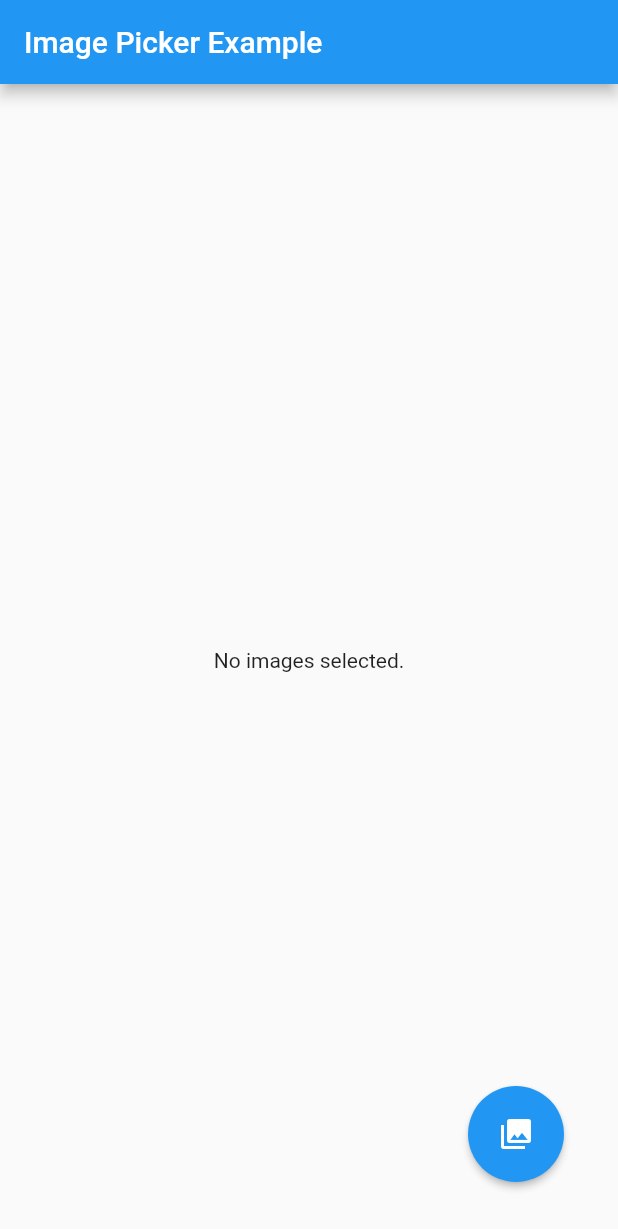
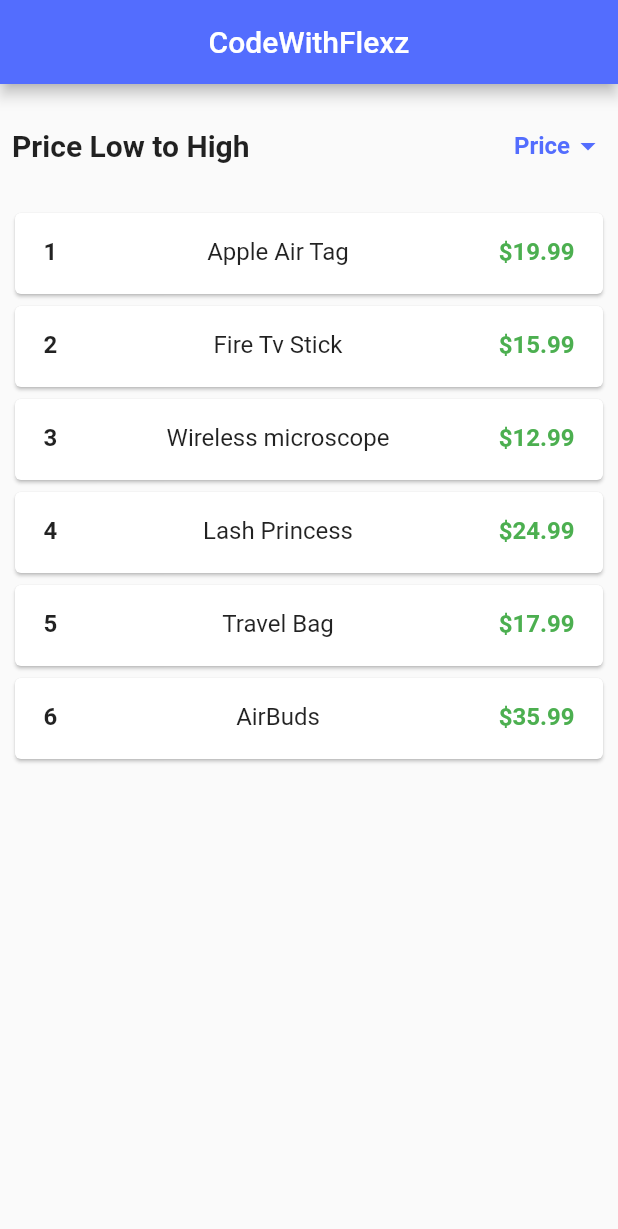
Before and after one commit to funky-dev99/slide-animation, a Flutter app: the screen it shows after launch, on a phone screen of 412 x 824 dp. Shown: the top 1229 px of the screen. Run offline on Flutter 3.47's test engine with Material 2 defaults, Android fonts, the phone set to English and light mode, and no system bars.

Commit message:
Update main.dart

```diff
--- a/slide_animation/lib/main.dart
+++ b/slide_animation/lib/main.dart
@@ -1,98 +1,150 @@
-import 'dart:io';
-import 'package:flutter/foundation.dart';
 import 'package:flutter/material.dart';
-import 'package:image_picker/image_picker.dart';
 
-void main() {
-  runApp(const MyApp());
-}
+//
+// Created by CodeWithFlexZ
+// Tutorials on my YouTube
+//
+//! Instagram
+//! @CodeWithFlexZ
+//
+//? GitHub
+//? AmirBayat0
+//
+//* YouTube
+//* Programming with FlexZ
+//
+
+void main() => runApp(const MyApp());
 
 class MyApp extends StatelessWidget {
-  const MyApp({Key? key}) : super(key: key);
+  const MyApp({super.key});
 
   @override
   Widget build(BuildContext context) {
-    return MaterialApp(
-      title: 'Image Picker Demo',
-      theme: ThemeData(
-        primarySwatch: Colors.blue,
-      ),
-      home: const MyHomePage(title: 'Image Picker Example'),
+    return const MaterialApp(
+      debugShowCheckedModeBanner: false,
+      home: FinalView(),
     );
   }
 }
 
-class MyHomePage extends StatefulWidget {
-  const MyHomePage({Key? key, required this.title}) : super(key: key);
-  final String title;
+class FinalView extends StatefulWidget {
+  const FinalView({super.key});
 
   @override
-  State<MyHomePage> createState() => _MyHomePageState();
+  State<FinalView> createState() => _FinalViewState();
 }
 
-class _MyHomePageState extends State<MyHomePage> {
-  List<XFile>? _imageFileList;
+class _FinalViewState extends State<FinalView> {
+  bool _sortAscending = true;
 
-  void _pickImages() async {
-    try {
-      final List<XFile>? selectedImages = await ImagePicker().pickMultiImage(
-        maxWidth: 500,
-        maxHeight: 500,
-      );
-      if (selectedImages!.isNotEmpty) {
-        setState(() {
-          _imageFileList = selectedImages;
-        });
-      }
-    } catch (e) {
-      // Handle any errors
-    }
-  }
+  final List<Map<String, dynamic>> _products = [
+    {'id': 1, 'name': 'Apple Air Tag', 'price': 19.99},
+    {'id': 2, 'name': 'Fire Tv Stick', 'price': 15.99},
+    {'id': 3, 'name': 'Wireless microscope', 'price': 12.99},
+    {'id': 4, 'name': 'Lash Princess', 'price': 24.99},
+    {'id': 5, 'name': 'Travel Bag', 'price': 17.99},
+    {'id': 6, 'name': 'AirBuds', 'price': 35.99},
+  ];
 
-  Widget _buildImagePreview() {
-    if (_imageFileList != null) {
-      return ListView.builder(
-        scrollDirection: Axis.horizontal,
-        itemCount: _imageFileList!.length,
-        itemBuilder: (context, index) {
-          if (kIsWeb) {
-            return Image.network(_imageFileList![index].path);
-          } else {
-            return Image.file(File(_imageFileList![index].path));
-          }
-        },
-      );
-    } else {
-      return const Text("No images selected.");
-    }
+  void _sortProducts(bool ascending) {
+    setState(() {
+      _sortAscending = ascending;
+      _products.sort((a, b) => ascending
+          ? a['price'].compareTo(b['price'])
+          : b['price'].compareTo(a['price']));
+    });
   }
 
   @override
   Widget build(BuildContext context) {
     return Scaffold(
       appBar: AppBar(
-        title: Text(widget.title),
+        centerTitle: true,
+        backgroundColor: Colors.indigoAccent,
+        title: const Text('CodeWithFlexz'),
       ),
-      body: Center(
-        child: Padding(
-          padding: const EdgeInsets.all(8.0),
-          child: _buildImagePreview(),
-        ),
-      ),
-      floatingActionButtonLocation: FloatingActionButtonLocation.endFloat, // Optional, if you want to keep the button at the bottom right
-      floatingActionButton: Stack(
+      body: Column(
         children: [
-          Positioned(
-            bottom: 20,
-            right: 20,
-            child: ElevatedButton(
-              onPressed: _pickImages,
-              style: ElevatedButton.styleFrom(
-                shape: CircleBorder(),
-                padding: EdgeInsets.all(20), // Button size
-                primary: Theme.of(context).floatingActionButtonTheme.backgroundColor, // Button color
-              ),
-              child: Icon(Icons.photo_library),
+          Container(
+            padding: const EdgeInsets.symmetric(vertical: 29, horizontal: 8),
+            child: Row(
+              mainAxisAlignment: MainAxisAlignment.spaceBetween,
+              children: [
+                Text(
+                  _sortAscending ? 'Price Low to High' : 'Price High to Low',
+                  style: const TextStyle(
+                    fontSize: 20.0,
+                    fontWeight: FontWeight.bold,
+                  ),
+                ),
+                InkWell(
+                  onTap: () => _sortProducts(!_sortAscending),
+                  child: Row(
+                    children: [
+                      const Text(
+                        'Price',
+                        style: TextStyle(
+                            fontSize: 16.0,
+                            fontWeight: FontWeight.bold,
+                            color: Colors.indigoAccent),
+                      ),
+                      Icon(
+                          _sortAscending
+                              ? Icons.arrow_drop_down
+                              : Icons.arrow_drop_up,
+                          color: Colors.indigoAccent),
+                    ],
+                  ),
+                ),
+              ],
+            ),
+          ),
+          Expanded(
+            child: ListView.builder(
+              itemCount: _products.length,
+              itemBuilder: (context, index) {
+                // the list item - product
+                return Padding(
+                  padding: const EdgeInsets.symmetric(horizontal: 6),
+                  child: Card(
+                    child: Container(
+                      padding: const EdgeInsets.all(16),
+                      margin:
+                      const EdgeInsets.only(bottom: 3, left: 3, right: 3),
+                      decoration: BoxDecoration(
+                        borderRadius: BorderRadius.circular(5.0),
+                      ),
+                      child: Row(
+                        mainAxisAlignment: MainAxisAlignment.spaceBetween,
+                        children: [
+                          Text(
+                            '${_products[index]['id']}',
+                            style: const TextStyle(
+                              fontSize: 16.0,
+                              fontWeight: FontWeight.bold,
+                            ),
+                          ),
+                          Text(
+                            '${_products[index]['name']}',
+                            style: const TextStyle(
+                              fontSize: 16.0,
+                            ),
+                          ),
+                          Text(
+                            '\$${_products[index]['price']}',
+                            style: const TextStyle(
+                              fontSize: 16.0,
+                              fontWeight: FontWeight.bold,
+                              color: Colors.green,
+                            ),
+                          ),
+                        ],
+                      ),
+                    ),
+                  ),
+                );
+              },
             ),
           ),
         ],
```
